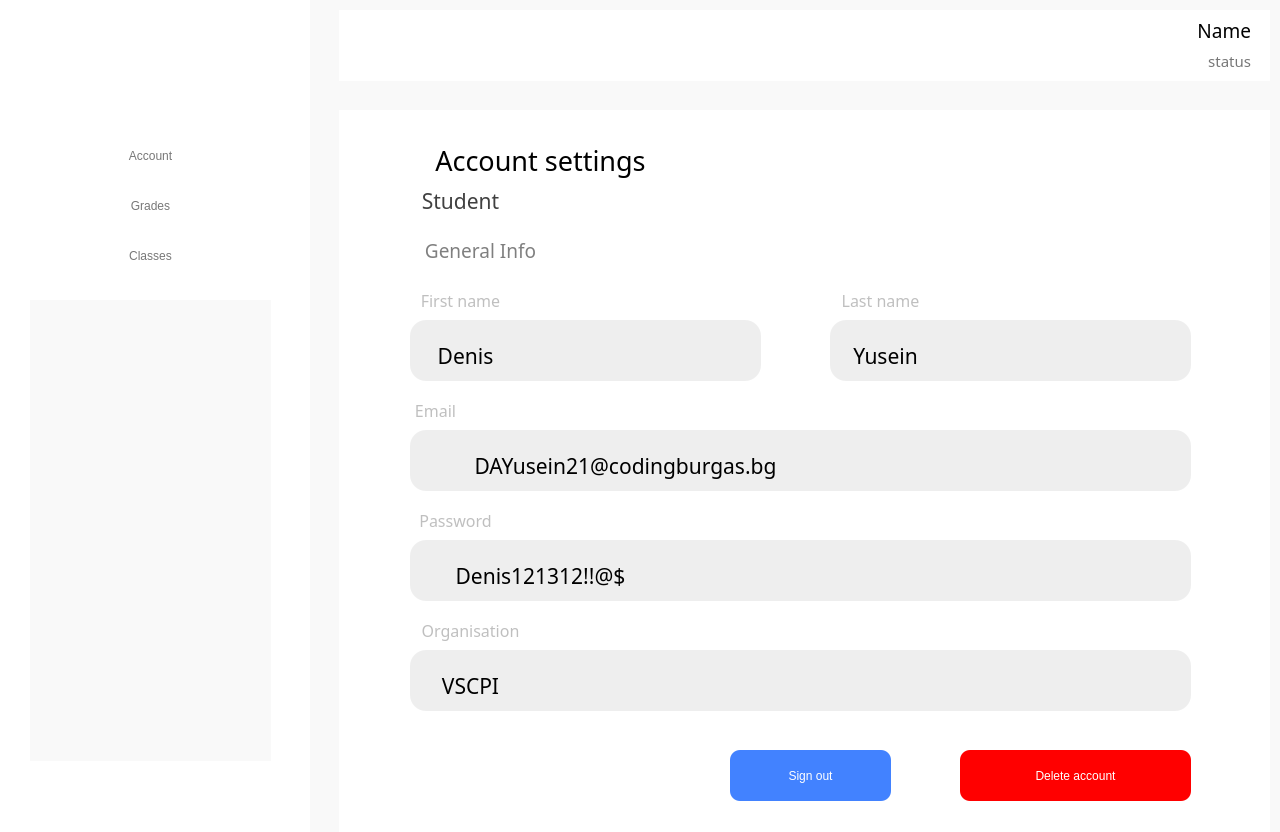
The window that Audo/Frontend/Audo/account.ui (codingburgas/Audo) describes before a commit, drawn with Qt 5.
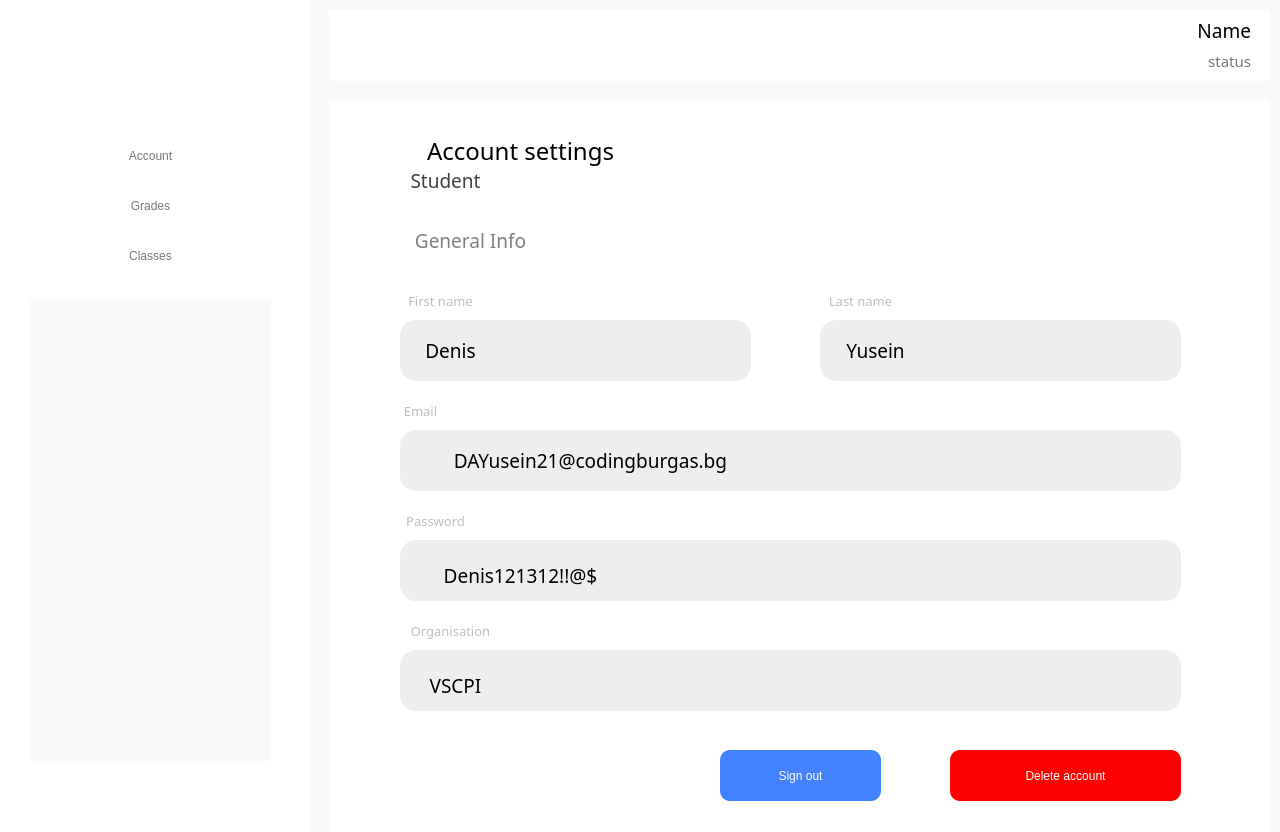
The same window after the commit. Icons and pictures are not drawn.

```diff
--- a/Audo/Frontend/Audo/account.ui
+++ b/Audo/Frontend/Audo/account.ui
@@ -10,6 +10,18 @@
     <height>832</height>
    </rect>
   </property>
+  <property name="minimumSize">
+   <size>
+    <width>1280</width>
+    <height>832</height>
+   </size>
+  </property>
+  <property name="maximumSize">
+   <size>
+    <width>1280</width>
+    <height>832</height>
+   </size>
+  </property>
   <property name="windowTitle">
    <string>Form</string>
   </property>
@@ -23,10 +35,10 @@
   <widget class="QLabel" name="Frame">
    <property name="geometry">
     <rect>
-     <x>339</x>
-     <y>110</y>
-     <width>931</width>
-     <height>761</height>
+     <x>329</x>
+     <y>100</y>
+     <width>941</width>
+     <height>771</height>
     </rect>
    </property>
    <property name="styleSheet">
@@ -40,16 +52,16 @@
   <widget class="QLabel" name="SignInLabel">
    <property name="geometry">
     <rect>
-     <x>410</x>
-     <y>140</y>
-     <width>261</width>
+     <x>400</x>
+     <y>130</y>
+     <width>241</width>
      <height>41</height>
     </rect>
    </property>
    <property name="font">
     <font>
      <family>Roboto Serif Medium</family>
-     <pointsize>20</pointsize>
+     <pointsize>18</pointsize>
      <italic>false</italic>
      <fontweight>DemiBold</fontweight>
     </font>
@@ -75,8 +87,8 @@
   <widget class="QLabel" name="generalInfo">
    <property name="geometry">
     <rect>
-     <x>410</x>
-     <y>230</y>
+     <x>400</x>
+     <y>220</y>
      <width>141</width>
      <height>41</height>
     </rect>
@@ -110,7 +122,7 @@
   <widget class="QLabel" name="EmailFrame">
    <property name="geometry">
     <rect>
-     <x>410</x>
+     <x>400</x>
      <y>320</y>
      <width>351</width>
      <height>61</height>
@@ -127,16 +139,16 @@
   <widget class="QLabel" name="UserFirstName">
    <property name="geometry">
     <rect>
-     <x>430</x>
-     <y>340</y>
-     <width>71</width>
-     <height>31</height>
+     <x>420</x>
+     <y>330</y>
+     <width>61</width>
+     <height>41</height>
     </rect>
    </property>
    <property name="font">
     <font>
      <family>Roboto Serif Medium</family>
-     <pointsize>16</pointsize>
+     <pointsize>14</pointsize>
      <italic>false</italic>
      <fontweight>DemiBold</fontweight>
     </font>
@@ -162,16 +174,16 @@
   <widget class="QLabel" name="generalInfo_2">
    <property name="geometry">
     <rect>
-     <x>410</x>
+     <x>400</x>
      <y>280</y>
-     <width>101</width>
+     <width>81</width>
      <height>41</height>
     </rect>
    </property>
    <property name="font">
     <font>
      <family>Roboto Serif Medium</family>
-     <pointsize>12</pointsize>
+     <pointsize>10</pointsize>
      <italic>false</italic>
      <bold>false</bold>
     </font>
@@ -197,7 +209,7 @@
   <widget class="QLabel" name="EmailFrame_2">
    <property name="geometry">
     <rect>
-     <x>830</x>
+     <x>820</x>
      <y>320</y>
      <width>361</width>
      <height>61</height>
@@ -215,15 +227,15 @@
    <property name="geometry">
     <rect>
      <x>840</x>
-     <y>340</y>
-     <width>91</width>
-     <height>31</height>
+     <y>330</y>
+     <width>71</width>
+     <height>41</height>
     </rect>
    </property>
    <property name="font">
     <font>
      <family>Roboto Serif Medium</family>
-     <pointsize>16</pointsize>
+     <pointsize>14</pointsize>
      <italic>false</italic>
      <fontweight>DemiBold</fontweight>
     </font>
@@ -249,16 +261,16 @@
   <widget class="QLabel" name="generalInfo_3">
    <property name="geometry">
     <rect>
-     <x>830</x>
+     <x>820</x>
      <y>280</y>
-     <width>101</width>
+     <width>81</width>
      <height>41</height>
     </rect>
    </property>
    <property name="font">
     <font>
      <family>Roboto Serif Medium</family>
-     <pointsize>12</pointsize>
+     <pointsize>10</pointsize>
      <italic>false</italic>
      <bold>false</bold>
     </font>
@@ -285,15 +297,15 @@
    <property name="geometry">
     <rect>
      <x>400</x>
-     <y>180</y>
-     <width>121</width>
+     <y>160</y>
+     <width>91</width>
      <height>41</height>
     </rect>
    </property>
    <property name="font">
     <font>
      <family>Roboto Serif Medium</family>
-     <pointsize>16</pointsize>
+     <pointsize>14</pointsize>
      <italic>false</italic>
      <fontweight>DemiBold</fontweight>
     </font>
@@ -319,7 +331,7 @@
   <widget class="QLabel" name="UserEmail">
    <property name="geometry">
     <rect>
-     <x>410</x>
+     <x>400</x>
      <y>430</y>
      <width>781</width>
      <height>61</height>
@@ -337,15 +349,15 @@
    <property name="geometry">
     <rect>
      <x>420</x>
-     <y>450</y>
-     <width>411</width>
-     <height>31</height>
+     <y>440</y>
+     <width>341</width>
+     <height>41</height>
     </rect>
    </property>
    <property name="font">
     <font>
      <family>Roboto Serif Medium</family>
-     <pointsize>16</pointsize>
+     <pointsize>14</pointsize>
      <italic>false</italic>
      <fontweight>DemiBold</fontweight>
     </font>
@@ -371,16 +383,16 @@
   <widget class="QLabel" name="generalInfo_4">
    <property name="geometry">
     <rect>
-     <x>410</x>
+     <x>400</x>
      <y>390</y>
-     <width>51</width>
+     <width>41</width>
      <height>41</height>
     </rect>
    </property>
    <property name="font">
     <font>
      <family>Roboto Serif Medium</family>
-     <pointsize>12</pointsize>
+     <pointsize>10</pointsize>
      <italic>false</italic>
      <bold>false</bold>
     </font>
@@ -408,14 +420,14 @@
     <rect>
      <x>420</x>
      <y>560</y>
-     <width>241</width>
+     <width>201</width>
      <height>31</height>
     </rect>
    </property>
    <property name="font">
     <font>
      <family>Roboto Serif Medium</family>
-     <pointsize>16</pointsize>
+     <pointsize>14</pointsize>
      <italic>false</italic>
      <fontweight>DemiBold</fontweight>
     </font>
@@ -441,7 +453,7 @@
   <widget class="QLabel" name="EmailFrame_4">
    <property name="geometry">
     <rect>
-     <x>410</x>
+     <x>400</x>
      <y>540</y>
      <width>781</width>
      <height>61</height>
@@ -458,16 +470,16 @@
   <widget class="QLabel" name="generalInfo_5">
    <property name="geometry">
     <rect>
-     <x>410</x>
+     <x>400</x>
      <y>500</y>
-     <width>91</width>
+     <width>71</width>
      <height>41</height>
     </rect>
    </property>
    <property name="font">
     <font>
      <family>Roboto Serif Medium</family>
-     <pointsize>12</pointsize>
+     <pointsize>10</pointsize>
      <italic>false</italic>
      <bold>false</bold>
     </font>
@@ -493,7 +505,7 @@
   <widget class="QPushButton" name="SignOut">
    <property name="geometry">
     <rect>
-     <x>730</x>
+     <x>720</x>
      <y>750</y>
      <width>161</width>
      <height>51</height>
@@ -531,7 +543,7 @@
   <widget class="QPushButton" name="DeleteAccount">
    <property name="geometry">
     <rect>
-     <x>960</x>
+     <x>950</x>
      <y>750</y>
      <width>231</width>
      <height>51</height>
@@ -569,9 +581,9 @@
   <widget class="QLabel" name="Frame_2">
    <property name="geometry">
     <rect>
-     <x>339</x>
+     <x>329</x>
      <y>10</y>
-     <width>931</width>
+     <width>941</width>
      <height>71</height>
     </rect>
    </property>
@@ -641,7 +653,7 @@
   <widget class="QLabel" name="EmailFrame_5">
    <property name="geometry">
     <rect>
-     <x>410</x>
+     <x>400</x>
      <y>650</y>
      <width>781</width>
      <height>61</height>
@@ -658,16 +670,16 @@
   <widget class="QLabel" name="UserPassword_2">
    <property name="geometry">
     <rect>
-     <x>430</x>
+     <x>420</x>
      <y>670</y>
-     <width>81</width>
+     <width>71</width>
      <height>31</height>
     </rect>
    </property>
    <property name="font">
     <font>
      <family>Roboto Serif Medium</family>
-     <pointsize>16</pointsize>
+     <pointsize>14</pointsize>
      <italic>false</italic>
      <fontweight>DemiBold</fontweight>
     </font>
@@ -693,16 +705,16 @@
   <widget class="QLabel" name="generalInfo_6">
    <property name="geometry">
     <rect>
-     <x>410</x>
+     <x>400</x>
      <y>610</y>
-     <width>121</width>
+     <width>101</width>
      <height>41</height>
     </rect>
    </property>
    <property name="font">
     <font>
      <family>Roboto Serif Medium</family>
-     <pointsize>12</pointsize>
+     <pointsize>10</pointsize>
      <italic>false</italic>
      <bold>false</bold>
     </font>
```
Left out of the diff: 40 changed lines with no effect on the pictures.
